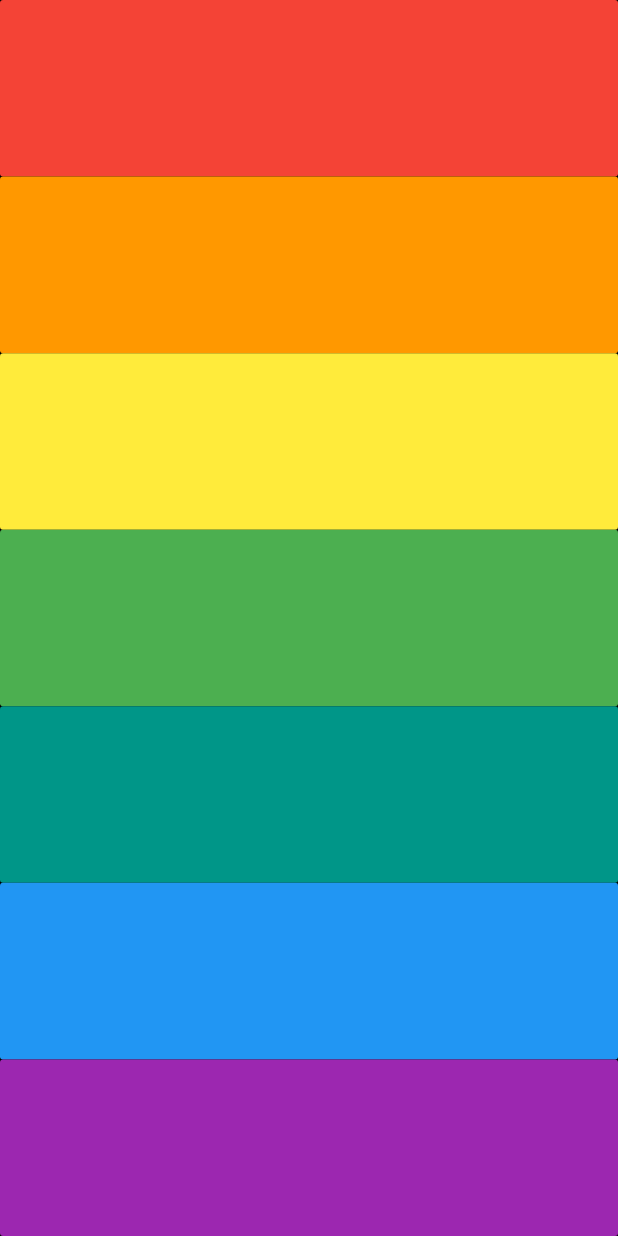
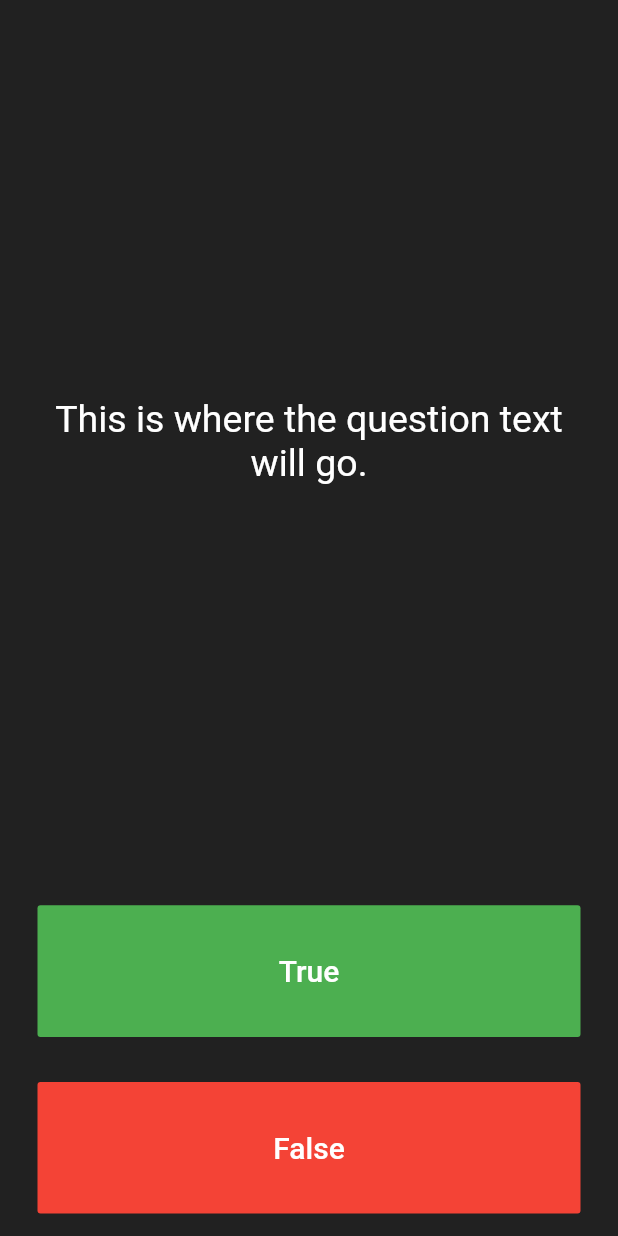
Before and after one commit to MoIbrahim15/Flutter-Development-Bootcamp, a Flutter app: the screen it shows after launch, on a phone screen of 412 x 824 dp. Run offline on Flutter 3.47's test engine with Material 2 defaults, Android fonts, the phone set to English and light mode, and no system bars.

Commit message:
starter app

```diff
--- a/lib/main.dart
+++ b/lib/main.dart
@@ -1,44 +1,97 @@
 import 'package:flutter/material.dart';
-import 'package:audioplayers/audio_cache.dart';
 
-void main() => runApp(MyApp());
+void main() => runApp(Quizzler());
 
-void playSound(int soundID) {
-  final player = AudioCache();
-  player.play('note$soundID.wav');
-}
-
-Expanded buildKey({int soundID, Color color}) {
-  return Expanded(
-    child: FlatButton(
-      color: color,
-      onPressed: () {
-        playSound(soundID);
-      },
-    ),
-  );
-}
-
-class MyApp extends StatelessWidget {
+class Quizzler extends StatelessWidget {
   @override
   Widget build(BuildContext context) {
     return MaterialApp(
-        home: Scaffold(
-      backgroundColor: Colors.black,
-      body: SafeArea(
-        child: Column(
-          crossAxisAlignment: CrossAxisAlignment.stretch,
-          children: <Widget>[
-            buildKey(soundID: 1, color: Colors.red),
-            buildKey(soundID: 2, color: Colors.orange),
-            buildKey(soundID: 3, color: Colors.yellow),
-            buildKey(soundID: 4, color: Colors.green),
-            buildKey(soundID: 5, color: Colors.teal),
-            buildKey(soundID: 6, color: Colors.blue),
-            buildKey(soundID: 7, color: Colors.purple)
-          ],
+      home: Scaffold(
+        backgroundColor: Colors.grey.shade900,
+        body: SafeArea(
+          child: Padding(
+            padding: EdgeInsets.symmetric(horizontal: 10.0),
+            child: QuizPage(),
+          ),
         ),
       ),
-    ));
+    );
   }
 }
+
+class QuizPage extends StatefulWidget {
+  @override
+  _QuizPageState createState() => _QuizPageState();
+}
+
+class _QuizPageState extends State<QuizPage> {
+  @override
+  Widget build(BuildContext context) {
+    return Column(
+      mainAxisAlignment: MainAxisAlignment.spaceBetween,
+      crossAxisAlignment: CrossAxisAlignment.stretch,
+      children: <Widget>[
+        Expanded(
+          flex: 5,
+          child: Padding(
+            padding: EdgeInsets.all(10.0),
+            child: Center(
+              child: Text(
+                'This is where the question text will go.',
+                textAlign: TextAlign.center,
+                style: TextStyle(
+                  fontSize: 25.0,
+                  color: Colors.white,
+                ),
+              ),
+            ),
+          ),
+        ),
+        Expanded(
+          child: Padding(
+            padding: EdgeInsets.all(15.0),
+            child: FlatButton(
+              textColor: Colors.white,
+              color: Colors.green,
+              child: Text(
+                'True',
+                style: TextStyle(
+                  color: Colors.white,
+                  fontSize: 20.0,
+                ),
+              ),
+              onPressed: () {
+                //The user picked true.
+              },
+            ),
+          ),
+        ),
+        Expanded(
+          child: Padding(
+            padding: EdgeInsets.all(15.0),
+            child: FlatButton(
+              color: Colors.red,
+              child: Text(
+                'False',
+                style: TextStyle(
+                  fontSize: 20.0,
+                  color: Colors.white,
+                ),
+              ),
+              onPressed: () {
+                //The user picked false.
+              },
+            ),
+          ),
+        ),
+        //TODO: Add a Row here as your score keeper
+      ],
+    );
+  }
+}
+
+/*
+question1: 'You can lead a cow down stairs but not up stairs.', false,
+question2: 'Approximately one quarter of human bones are in the feet.', true,
+question3: 'A slug\'s blood is green.', true,
+*/
```
Also changed, not shown: pubspec.yaml (+11 -18 lines), pubspec.lock, 1 other file.
